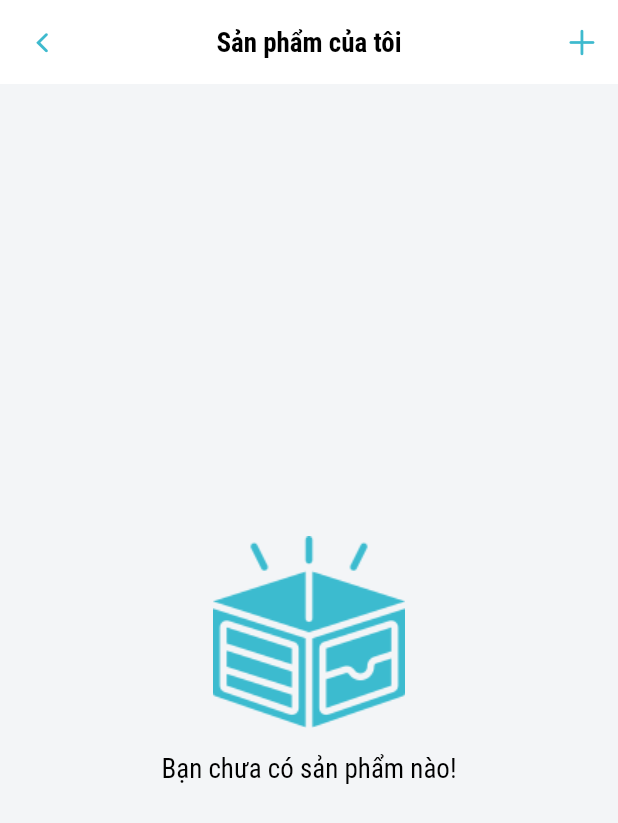
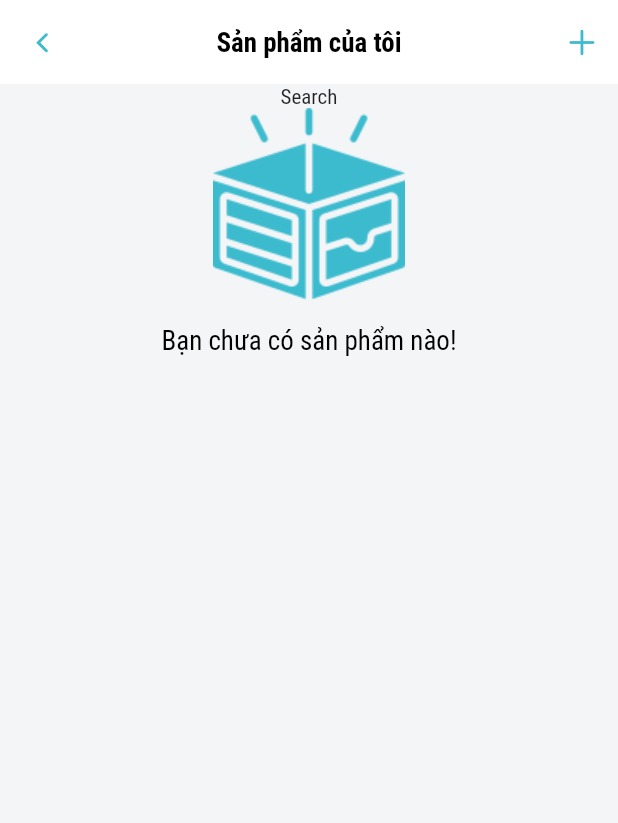
Before and after one commit to pvlminh3005/TradoApp, a Flutter app: the ManageMyCategoryScreen screen opened by its route, on a phone screen of 412 x 824 dp. Shown: the top 823 px of the screen. Run offline on Flutter 3.47's test engine with Material 2 defaults, Android fonts, the phone set to English and light mode, and no system bars; our stand-ins replace cached_network_image, carousel_slider, curved_navigation_bar, dio, dotted_border, firebase_core and 7 more; accounts and stored records are empty; network calls fail.

```diff
--- a/lib/components/loading/loading_app.dart
+++ b/lib/components/loading/loading_app.dart
@@ -14,6 +14,10 @@ class LoadingApp {
     EasyLoading.showSuccess(title);
   }
 
+  static void LOADFAILED({String title = 'Thất bại'}) {
+    EasyLoading.showError(title);
+  }
+
   static void DISMISS() {
     EasyLoading.dismiss();
   }
--- a/lib/constants/dimen.dart
+++ b/lib/constants/dimen.dart
@@ -17,7 +17,7 @@ class AppDimen {
   static const double icon_size_big = 30;
   static const double icon_size = 24.0;
   static const double icon_size_small = 20;
-  static const double icon_size_small_1 = 14.0;
+  static const double icon_size_small_1 = 16.0;
 
   static const double radiusSmall = 5.0;
   static const double radiusNormal = 8.0;
--- a/lib/controllers/auth_controller.dart
+++ b/lib/controllers/auth_controller.dart
@@ -78,7 +78,7 @@ class AuthController {
 
   static Future<void> getCurrentUser() async {
     try {
-      String? token = await AuthPreferences.getToken();
+      String? token = AuthPreferences.getToken();
       if (token!.isEmpty) return;
       var response = await _dio.get(
         MainURL.loginURL,
--- a/lib/screens/auth/auth_screen.dart
+++ b/lib/screens/auth/auth_screen.dart
@@ -1,6 +1,5 @@
 import 'package:flutter/material.dart';
 import 'package:provider/provider.dart';
-import 'package:trado_app_uit/components/loading/loading_app.dart';
 import '/controllers/auth_controller.dart';
 import '/providers/shipping_address_provider.dart';
 import '/routes/navigator_tabs_route.dart';
@@ -33,9 +32,8 @@ class _AuthScreenState extends State<AuthScreen> {
     return AuthPreferences.getToken() ?? '';
   }
 
-  void fetchCurrentUser() {
-    AuthController.getCurrentUser();
-    LoadingApp.loadingPage(seconds: 3);
+  Future<void> fetchCurrentUser() async {
+    await AuthController.getCurrentUser();
     Provider.of<ShippingAddressProvider>(context, listen: false)
         .fetchAllAddresses();
   }
--- a/lib/screens/category/manage_my_category_screen.dart
+++ b/lib/screens/category/manage_my_category_screen.dart
@@ -1,12 +1,12 @@
 import 'package:flutter/cupertino.dart';
 import 'package:flutter/material.dart';
 import 'package:provider/provider.dart';
+import '/models/category_model.dart';
+import '/extensions/custom_extension.dart';
 import '/components/custom_text.dart';
 import '/constants/dimen.dart';
 import '/constants/sizes.dart';
-import '/models/category_model.dart';
 import '/providers/category_provider.dart';
-import '/widgets/category_item.dart';
 
 import '/constants/constants.dart';
 import '/routes/routes_manage.dart';
@@ -21,7 +21,21 @@ class ManageMyCategoryScreen extends StatelessWidget {
         .fetchAllCategoriesMyUser();
     return Scaffold(
       appBar: _buildAppBar(context),
-      body: Consumer<CategoryProvider>(builder: (ctx, provider, _) {
+      body: Column(
+        children: [
+          _buildSearch(),
+          _buildListCategories(),
+        ],
+      ),
+    );
+  }
+
+  Widget _buildSearch() {
+    return Text('Search');
+  }
+
+  Widget _buildListCategories() {
+    return Consumer<CategoryProvider>(builder: (ctx, provider, _) {
       if (provider.listMyCategories.length == 0) {
         return Center(
           child: Column(
@@ -39,27 +53,14 @@ class ManageMyCategoryScreen extends StatelessWidget {
           ),
         );
       } else {
-          return GridView.builder(
-            padding: const EdgeInsets.symmetric(
-              vertical: AppDimen.spacing_1,
-              horizontal: 5,
+        return Expanded(
+          child: SizedBox().gridCategory(
+            provider.listMyCategories,
+            type: CategoryType.MY_CATEGORY,
           ),
-            gridDelegate: const SliverGridDelegateWithFixedCrossAxisCount(
-              crossAxisCount: 2,
-              childAspectRatio: 2 / 3.5,
-            ),
-            itemCount: provider.listMyCategories.length,
-            itemBuilder: (BuildContext context, int index) {
-              CategoryModel category = provider.listMyCategories[index];
-              return CategoryItem(
-                category: category,
-                typeCategory: CategoryType.MY_CATEGORY,
-              );
-            },
         );
       }
-      }),
-    );
+    });
   }
 
   AppBarWidget _buildAppBar(BuildContext context) {
--- a/lib/screens/dashboard/favorite_screen.dart
+++ b/lib/screens/dashboard/favorite_screen.dart
@@ -1,7 +1,7 @@
 import 'package:flutter/cupertino.dart';
 import 'package:flutter/material.dart';
 import 'package:provider/provider.dart';
-import '/components/data_search.dart';
+import '/components/custom_search_bar.dart';
 import '/models/category_model.dart';
 import '/providers/category_provider.dart';
 import '/constants/dimen.dart';
@@ -10,6 +10,12 @@ import '/components/custom_icon.dart';
 import '/constants/constants.dart';
 import '/widgets/appbar_widget.dart';
 
+List<String> data = [
+  'Macbook Pro 14 inch',
+  'Apple Watch s6',
+  'TV Sony',
+];
+
 class FavoriteScreen extends StatefulWidget {
   @override
   State<FavoriteScreen> createState() => _FavoriteScreenState();
@@ -17,6 +23,8 @@ class FavoriteScreen extends StatefulWidget {
 
 class _FavoriteScreenState extends State<FavoriteScreen>
     with AutomaticKeepAliveClientMixin {
+  List<String> dataSearch = [];
+
   @override
   bool get wantKeepAlive => true;
 
@@ -25,6 +33,9 @@ class _FavoriteScreenState extends State<FavoriteScreen>
     super.initState();
     // _favoriteFuture = Provider.of<CategoryProvider>(context, listen: false)
     //     .fetchAllFavoriteCategories();
+    setState(() {
+      dataSearch = data.map((e) => e.toLowerCase()).toList();
+    });
   }
 
   @override
@@ -40,7 +51,11 @@ class _FavoriteScreenState extends State<FavoriteScreen>
             color: kPrimaryColor,
           ),
           onPressed: () {
-            showSearch(context: context, delegate: DataSearch());
+            showSearch(
+                context: context,
+                delegate: CustomSearch(
+                  data: dataSearch,
+                ));
           },
         ),
       ),
--- a/lib/services/category_api.dart
+++ b/lib/services/category_api.dart
@@ -38,14 +38,15 @@ class CategoryApi {
         queryParameters: {
           "idUser": id,
         },
+        options: MainURL.customOption,
       );
       if (response.statusCode == 200) {
         return (response.data['product'] as List<dynamic>)
             .map((data) => CategoryModel.fromJson(data))
             .toList();
       }
-    } on DioError catch (e) {
-      print(e);
+    } on DioError {
+      return [];
     }
   }
 
--- a/lib/widgets/category_item.dart
+++ b/lib/widgets/category_item.dart
@@ -215,7 +215,7 @@ class CategoryItem extends StatelessWidget {
                               );
                             },
                             child: CircleAvatar(
-                              radius: AppDimen.icon_size - 5,
+                              radius: AppDimen.icon_size_small,
                               backgroundColor: kPrimaryColor,
                               child: CustomIcon(
                                 Icons.edit,
```
Also changed, not shown: lib/components/custom_search_bar.dart (added, +87 -0 lines), lib/extensions/custom_extension.dart (added, +34 -0 lines), lib/models/shipping_address_model.dart (+8 -4 lines), lib/providers/shipping_address_provider.dart (+31 -8 lines), lib/screens/dashboard/home_screen.dart (+7 -17 lines), lib/screens/shipping_address/add_shipping_address_screen.dart (+3 -6 lines), lib/services/address_api.dart (+75 -14 lines), lib/services/url.dart (+7 -0 lines), 2 other files. Lines whose indentation alone changed are shown as unchanged.
